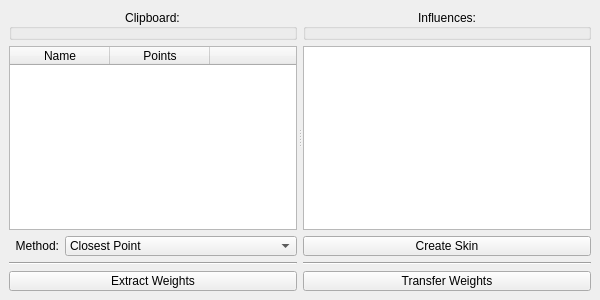
bhsingleton/eztransferweights, file ui/qeztransferweights.ui: the form before one commit.
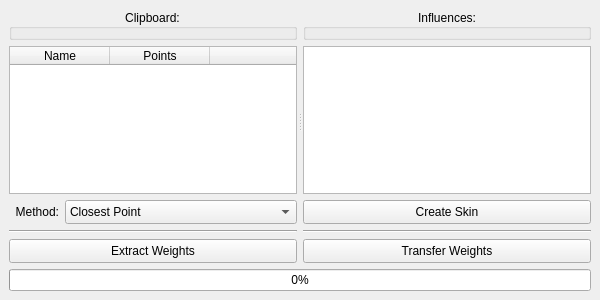
The form after the commit.

Commit message: Implementing progress bar.

Diff of the .ui file:
```diff
--- a/ui/qeztransferweights.ui
+++ b/ui/qeztransferweights.ui
@@ -125,6 +125,24 @@
         </item>
         <item>
          <widget class="QWidget" name="methodWidget" native="true">
+          <property name="sizePolicy">
+           <sizepolicy hsizetype="Expanding" vsizetype="Fixed">
+            <horstretch>0</horstretch>
+            <verstretch>0</verstretch>
+           </sizepolicy>
+          </property>
+          <property name="minimumSize">
+           <size>
+            <width>0</width>
+            <height>24</height>
+           </size>
+          </property>
+          <property name="maximumSize">
+           <size>
+            <width>16777215</width>
+            <height>24</height>
+           </size>
+          </property>
           <layout class="QHBoxLayout" name="horizontalLayout">
            <property name="leftMargin">
             <number>0</number>
@@ -141,7 +159,7 @@
            <item>
             <widget class="QLabel" name="methodLabel">
              <property name="sizePolicy">
-              <sizepolicy hsizetype="Fixed" vsizetype="Fixed">
+              <sizepolicy hsizetype="Fixed" vsizetype="Preferred">
                <horstretch>0</horstretch>
                <verstretch>0</verstretch>
               </sizepolicy>
@@ -149,13 +167,13 @@
              <property name="minimumSize">
               <size>
                <width>50</width>
-               <height>20</height>
+               <height>0</height>
               </size>
              </property>
              <property name="maximumSize">
               <size>
                <width>50</width>
-               <height>20</height>
+               <height>16777215</height>
               </size>
              </property>
              <property name="text">
@@ -169,23 +187,11 @@
            <item>
             <widget class="QComboBox" name="methodComboBox">
              <property name="sizePolicy">
-              <sizepolicy hsizetype="Expanding" vsizetype="Fixed">
+              <sizepolicy hsizetype="Expanding" vsizetype="Preferred">
                <horstretch>0</horstretch>
                <verstretch>0</verstretch>
               </sizepolicy>
              </property>
-             <property name="minimumSize">
-              <size>
-               <width>0</width>
-               <height>20</height>
-              </size>
-             </property>
-             <property name="maximumSize">
-              <size>
-               <width>16777215</width>
-               <height>20</height>
-              </size>
-             </property>
              <item>
               <property name="text">
                <string>Closest Point</string>
@@ -292,13 +298,13 @@
           <property name="minimumSize">
            <size>
             <width>0</width>
-            <height>20</height>
+            <height>24</height>
            </size>
           </property>
           <property name="maximumSize">
            <size>
             <width>16777215</width>
-            <height>20</height>
+            <height>24</height>
            </size>
           </property>
           <property name="text">
@@ -343,13 +349,13 @@
          <property name="minimumSize">
           <size>
            <width>0</width>
-           <height>20</height>
+           <height>24</height>
           </size>
          </property>
          <property name="maximumSize">
           <size>
            <width>16777215</width>
-           <height>20</height>
+           <height>24</height>
           </size>
          </property>
          <property name="text">
@@ -368,13 +374,13 @@
          <property name="minimumSize">
           <size>
            <width>0</width>
-           <height>20</height>
+           <height>24</height>
           </size>
          </property>
          <property name="maximumSize">
           <size>
            <width>16777215</width>
-           <height>20</height>
+           <height>24</height>
           </size>
          </property>
          <property name="text">
@@ -385,6 +391,13 @@
       </layout>
      </widget>
     </item>
+    <item>
+     <widget class="QProgressBar" name="progressBar">
+      <property name="value">
+       <number>0</number>
+      </property>
+     </widget>
+    </item>
    </layout>
   </widget>
  </widget>
```
Left out of the diff: 2 changed lines with no effect on the pictures. The commit also changes 6 other files.
